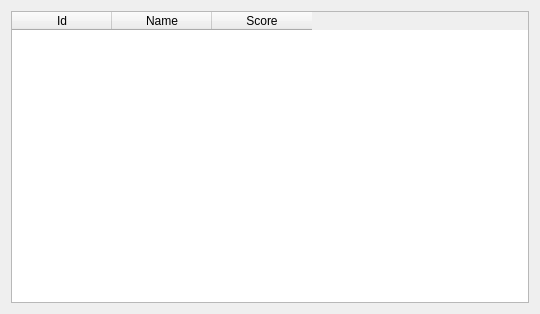
Above: tabledialog.ui from SergejDev/AS_forms before the change. Below: the same form after it.
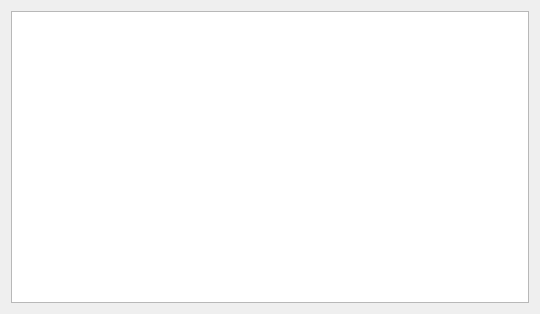
That is the form after the change.

Commit message: add model view

```diff
--- a/tabledialog.ui
+++ b/tabledialog.ui
@@ -15,23 +15,7 @@
   </property>
   <layout class="QHBoxLayout" name="horizontalLayout">
    <item>
-    <widget class="QTableWidget" name="tableWidget">
-     <column>
-      <property name="text">
-       <string>Id</string>
-      </property>
-     </column>
-     <column>
-      <property name="text">
-       <string>Name</string>
-      </property>
-     </column>
-     <column>
-      <property name="text">
-       <string>Score</string>
-      </property>
-     </column>
-    </widget>
+    <widget class="QTableView" name="tableView"/>
    </item>
   </layout>
  </widget>
```
The commit also changes 5 other files.
